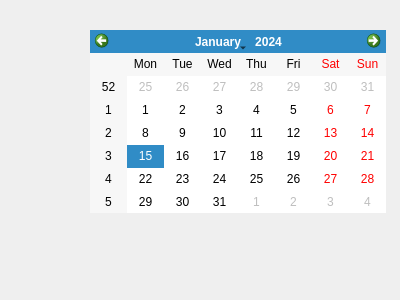
Old version of the form agendaCompromisso/calendariocompromissos.ui in the repository SejaQoxumQuiser/AgendaCompromissos.
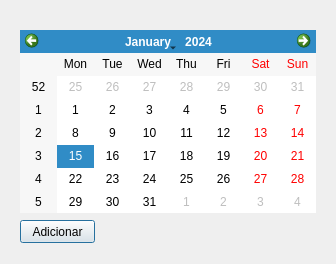
New version of the form.

```diff
--- a/agendaCompromisso/calendariocompromissos.ui
+++ b/agendaCompromisso/calendariocompromissos.ui
@@ -6,8 +6,8 @@
    <rect>
     <x>0</x>
     <y>0</y>
-    <width>400</width>
-    <height>300</height>
+    <width>336</width>
+    <height>264</height>
    </rect>
   </property>
   <property name="windowTitle">
@@ -16,13 +16,26 @@
   <widget class="QCalendarWidget" name="calendarWidget">
    <property name="geometry">
     <rect>
-     <x>90</x>
+     <x>20</x>
      <y>30</y>
      <width>296</width>
      <height>183</height>
     </rect>
    </property>
   </widget>
+  <widget class="QPushButton" name="pushButton">
+   <property name="geometry">
+    <rect>
+     <x>20</x>
+     <y>220</y>
+     <width>75</width>
+     <height>23</height>
+    </rect>
+   </property>
+   <property name="text">
+    <string>Adicionar</string>
+   </property>
+  </widget>
  </widget>
  <resources/>
  <connections/>
```
